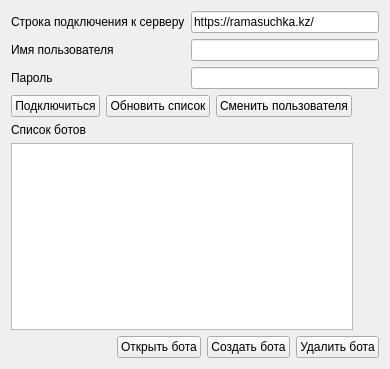
Old version of the form desktop_constructor_app/constructor_app/widgets/login_form.ui in the repository cuttlesystems/simplegram.
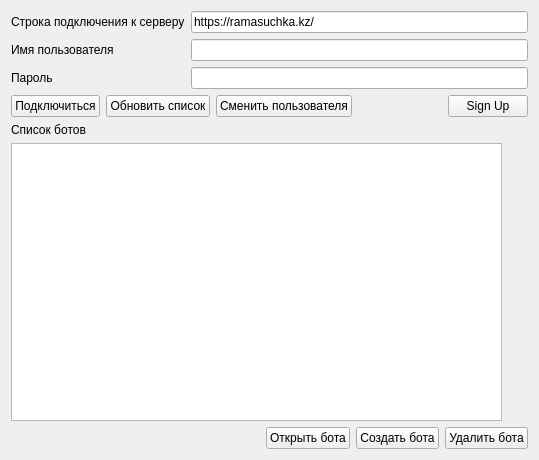
New version of the form.

Commit message: qt_sign_up_button

What changed in the file:
```diff
--- a/desktop_constructor_app/constructor_app/widgets/login_form.ui
+++ b/desktop_constructor_app/constructor_app/widgets/login_form.ui
@@ -6,8 +6,8 @@
    <rect>
     <x>0</x>
     <y>0</y>
-    <width>390</width>
-    <height>369</height>
+    <width>539</width>
+    <height>460</height>
    </rect>
   </property>
   <property name="windowTitle">
@@ -92,6 +92,13 @@
        </property>
       </spacer>
      </item>
+     <item>
+      <widget class="QPushButton" name="sign_up_button">
+       <property name="text">
+        <string>Sign Up</string>
+       </property>
+      </widget>
+     </item>
     </layout>
    </item>
    <item>
```
Left out of the diff: 3 changed lines with no effect on the pictures. The commit also changes 2 other files.
